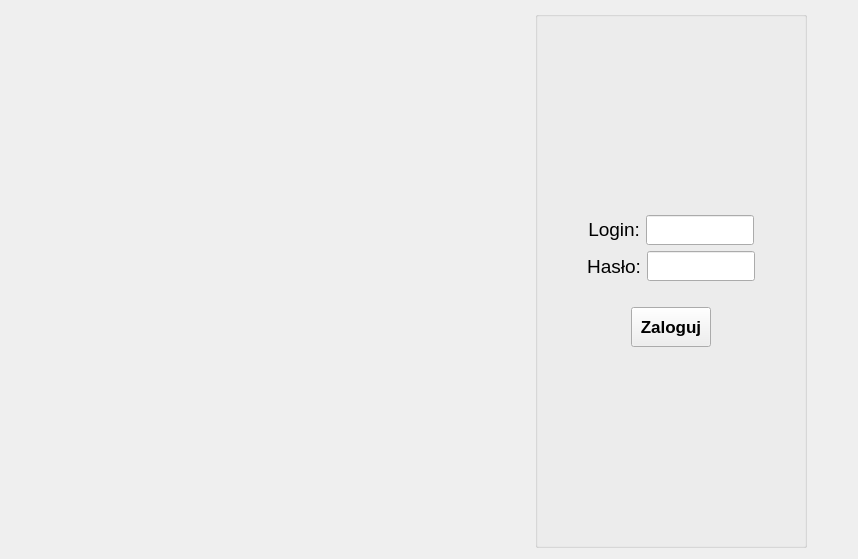
This is client/loginwidget.ui in ZaluskiDominik/advertiser as Qt 5 draws it before an edit. The edited form follows.
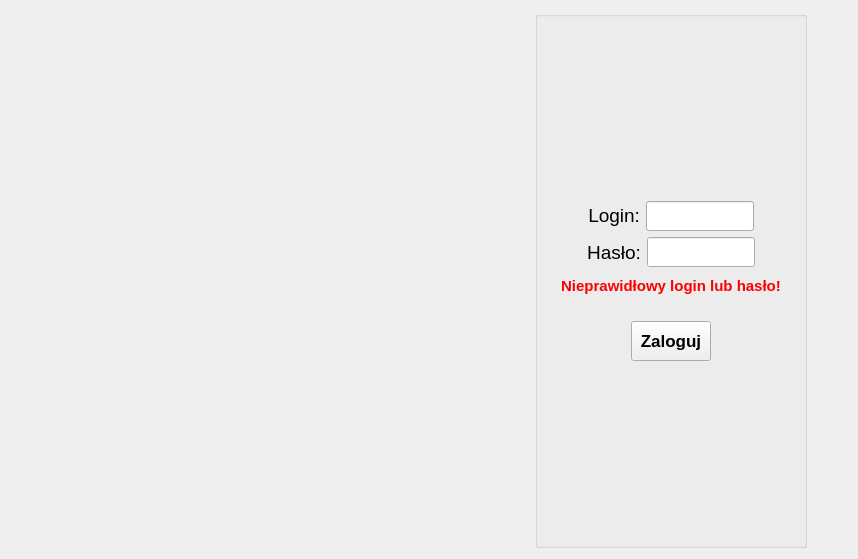
This is the edited form. Icons and pictures are not drawn.

```diff
--- a/client/loginwidget.ui
+++ b/client/loginwidget.ui
@@ -263,6 +263,42 @@
         </item>
        </layout>
       </item>
+      <item>
+       <spacer name="verticalSpacer_4">
+        <property name="orientation">
+         <enum>Qt::Vertical</enum>
+        </property>
+        <property name="sizeType">
+         <enum>QSizePolicy::Fixed</enum>
+        </property>
+        <property name="sizeHint" stdset="0">
+         <size>
+          <width>20</width>
+          <height>4</height>
+         </size>
+        </property>
+       </spacer>
+      </item>
+      <item>
+       <widget class="QLabel" name="loginErr">
+        <property name="font">
+         <font>
+          <pointsize>11</pointsize>
+          <weight>75</weight>
+          <bold>true</bold>
+         </font>
+        </property>
+        <property name="styleSheet">
+         <string notr="true">color: red;</string>
+        </property>
+        <property name="text">
+         <string>Nieprawidłowy login lub hasło!</string>
+        </property>
+        <property name="alignment">
+         <set>Qt::AlignCenter</set>
+        </property>
+       </widget>
+      </item>
       <item>
        <spacer name="verticalSpacer_3">
         <property name="orientation">
```
